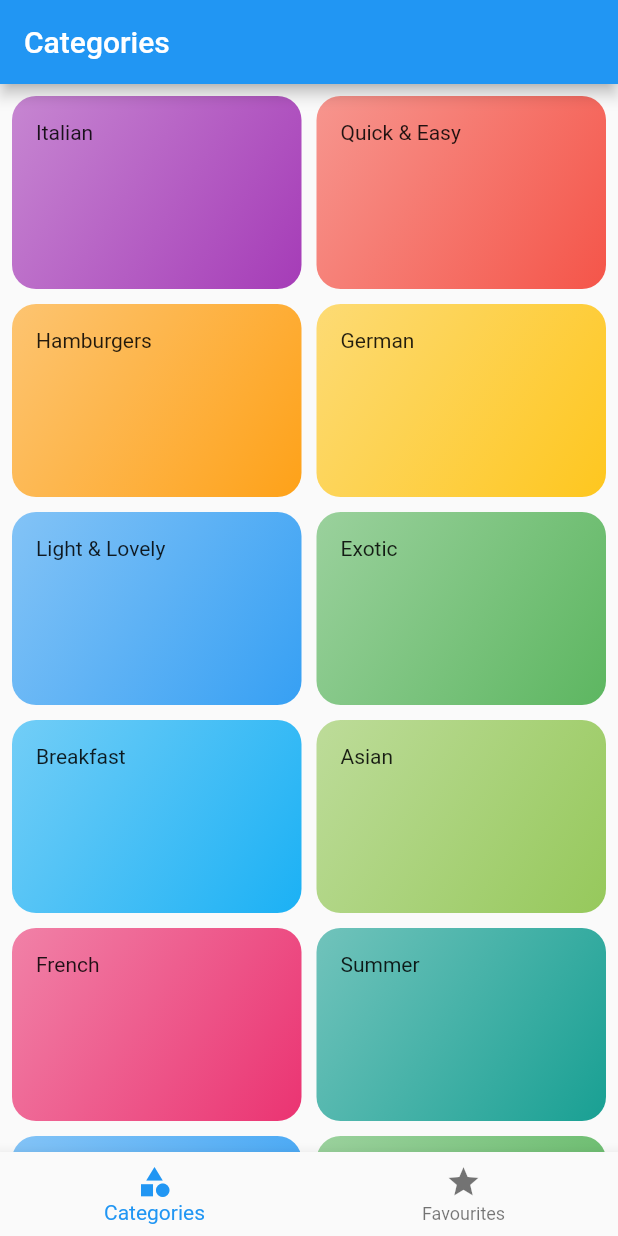
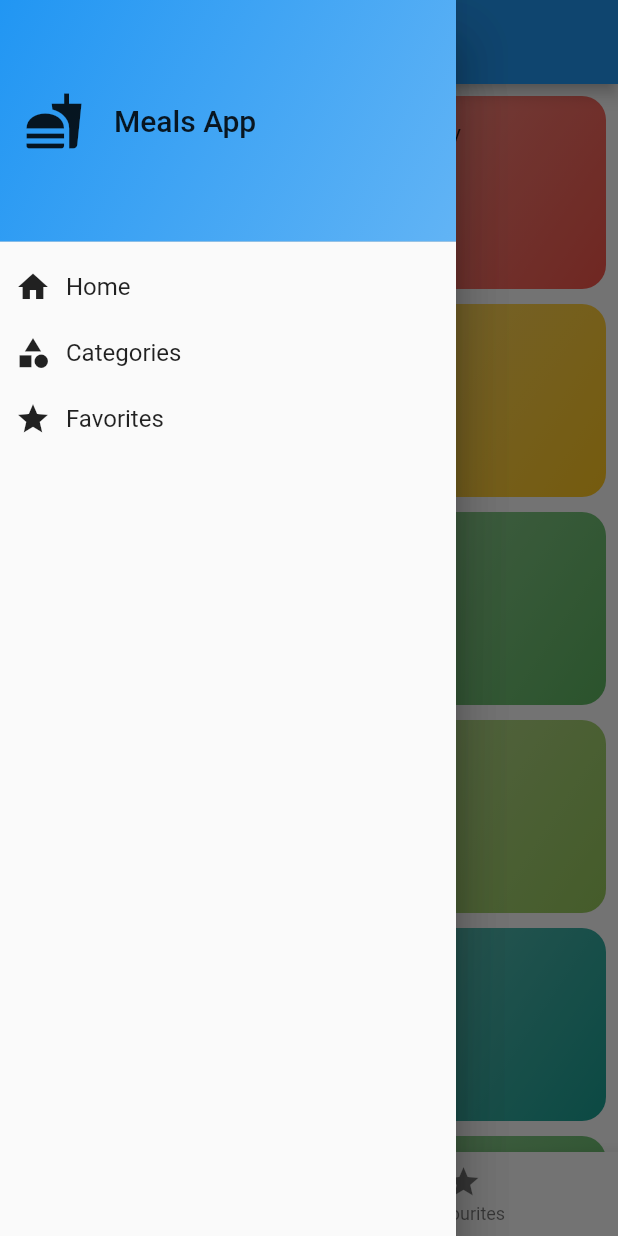
Before and after one commit to analyst097/meals_app, a Flutter app: the screen it shows after launch, with the side drawer open (before the commit the screen has no drawer), on a phone screen of 412 x 824 dp. Run offline on Flutter 3.47's test engine with Material 2 defaults, Android fonts, the phone set to English and light mode, and no system bars; our stand-ins replace flutter_riverpod, transparent_image.

Commit message:
added side drawer

```diff
--- a/lib/screens/tabs.screen.dart
+++ b/lib/screens/tabs.screen.dart
@@ -4,6 +4,7 @@ import 'package:meals_app/providers/categories.provider.dart';
 import 'package:meals_app/providers/favourites.provider.dart';
 import 'package:meals_app/screens/categories.screen.dart';
 import 'package:meals_app/screens/meals.screen.dart';
+import 'package:meals_app/widgets/drawer.widget.dart';
 
 class TabsScreen extends ConsumerStatefulWidget {
   const TabsScreen({super.key});
@@ -38,6 +39,9 @@ class _TabsScreenState extends ConsumerState<TabsScreen> {
         title: Text(activePageTitle),
       ),
       body: activePage,
+      drawer: const Drawer(
+        child: MainDrawer(),
+      ),
       bottomNavigationBar: BottomNavigationBar(
         currentIndex: _activeTab,
         onTap: (index){_selectPage(index);},
--- /dev/null
+++ b/lib/widgets/drawer.widget.dart
@@ -0,0 +1,68 @@
+import 'package:flutter/material.dart';
+
+class MainDrawer extends StatelessWidget {
+  const MainDrawer({super.key});
+
+  @override
+  Widget build(BuildContext context) {
+    return Drawer(
+      child: SingleChildScrollView(
+        child: Column(
+          crossAxisAlignment: CrossAxisAlignment.start,
+          children: [
+            DrawerHeader(
+              padding: EdgeInsets.all(16),
+                decoration: BoxDecoration(
+                  gradient: LinearGradient(
+                    begin: Alignment.topLeft,
+                      end: Alignment.bottomRight,
+                      colors: [
+                        Theme.of(context).colorScheme.primaryContainer,
+                        Theme.of(context).colorScheme.primaryContainer.withOpacity(0.7),
+                      ]
+                  )
+                ),
+                child: const Row(
+                  children: [
+                    Icon(Icons.fastfood, size: 40,),
+                    SizedBox(width: 20,),
+                    Text("Meals App", style: TextStyle(fontSize: 20),)
+                  ],
+                )
+            ),
+            Container(
+              padding: const EdgeInsets.all(10),
+              child: const Row(
+                children: [
+                  Icon(Icons.home),
+                  SizedBox(width: 10,),
+                  Text("Home", style: TextStyle(fontSize: 16),),
+                ],
+              )
+            ),
+            Container(
+              padding: const EdgeInsets.all(10),
+              child: const Row(
+                children: [
+                  Icon(Icons.category),
+                  SizedBox(width: 10,),
+                  Text("Categories", style: TextStyle(fontSize: 16),),
+                ],
+              )
+            ),
+            Container(
+              padding: const EdgeInsets.all(10),
+              child: const Row(
+                children: [
+                  Icon(Icons.star),
+                  SizedBox(width: 10,),
+                  Text("Favorites", style: TextStyle(fontSize: 16),),
+                ],
+              )
+            ),
+          ],
+        ),
+      ),
+    );
+  }
+}
```
